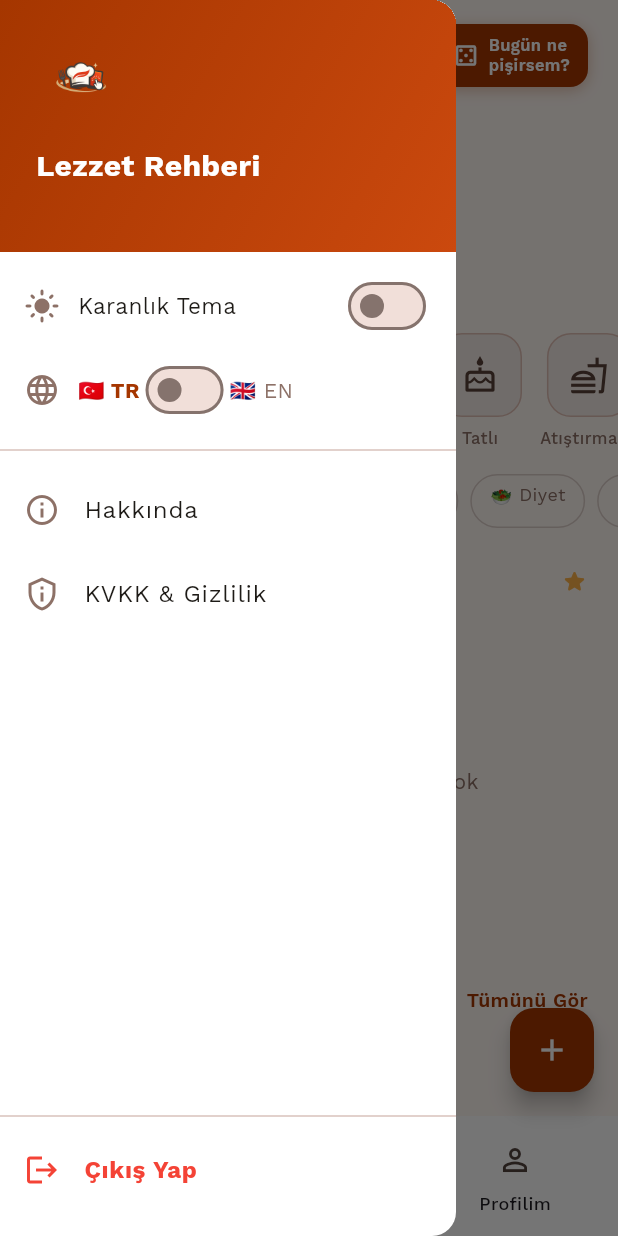
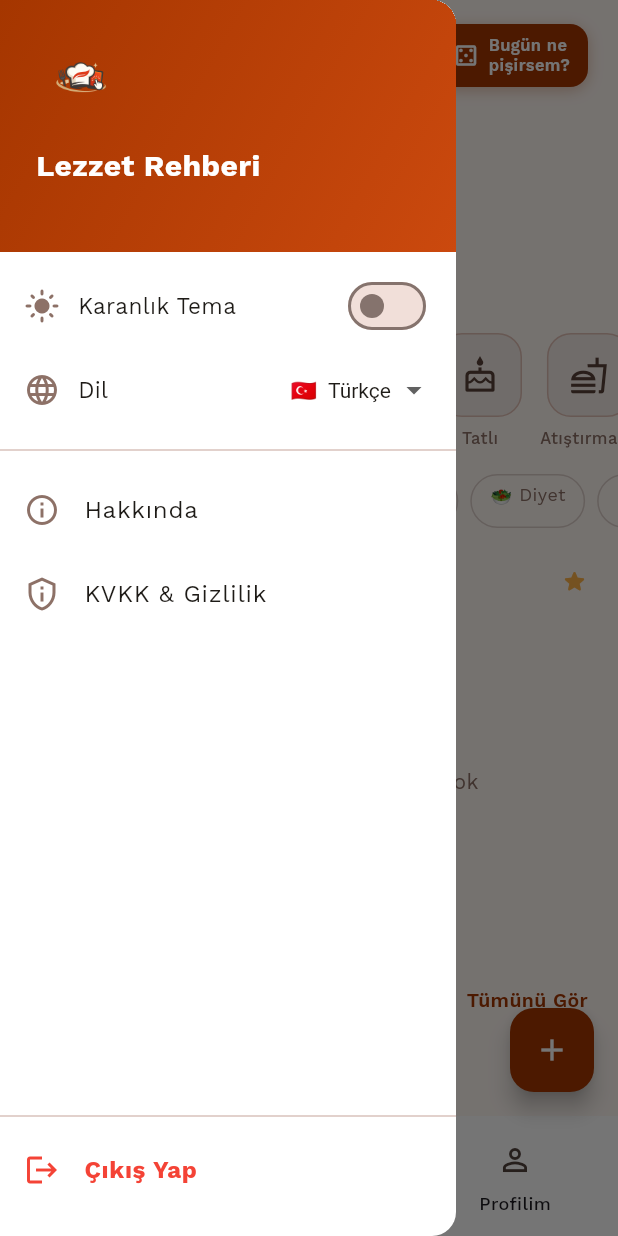
Before and after one commit to mervegndo/recipeApp, a Flutter app: the screen it shows once a user with an empty profile is signed in, with the side drawer open, on a phone screen of 412 x 824 dp. Run offline on Flutter 3.47's test engine with Material 3 defaults, Android fonts, the phone set to English and light mode, and no system bars; our stand-ins replace cached_network_image, cloud_firestore, firebase_auth, firebase_core, firebase_storage, google_fonts and 2 more; accounts and stored records are empty.

Commit message:
Rating count gösterimi eklendi, dil dropdown güncellendi

```diff
--- a/lib/screens/home/home_screen.dart
+++ b/lib/screens/home/home_screen.dart
@@ -131,8 +131,7 @@ class _HomeScreenState extends State<HomeScreen> {
           Navigator.push(
             context,
             MaterialPageRoute(
-              builder: (_) =>
-                  AddRecipeScreen(strings: widget.strings),
+              builder: (_) => AddRecipeScreen(strings: widget.strings),
             ),
           );
         },
@@ -148,8 +147,7 @@ class _HomeScreenState extends State<HomeScreen> {
       child: Column(
         mainAxisAlignment: MainAxisAlignment.center,
         children: [
-          const Icon(Icons.person_outline,
-              size: 80, color: AppColors.textGrey),
+          const Icon(Icons.person_outline, size: 80, color: AppColors.textGrey),
           const SizedBox(height: 16),
           Text(
             widget.strings.isEnglish
@@ -203,8 +201,7 @@ class _HomeScreenState extends State<HomeScreen> {
                     widget.isGuest
                         ? (s.isEnglish ? 'Guest' : 'Misafir')
                         : (FirebaseAuth.instance.currentUser?.email ?? ''),
-                    style: const TextStyle(
-                        color: Colors.white70, fontSize: 13),
+                    style: const TextStyle(color: Colors.white70, fontSize: 13),
                   ),
                 ],
               ),
@@ -228,7 +225,6 @@ class _HomeScreenState extends State<HomeScreen> {
                   );
                 },
               ),
-
 
             // Dark tema toggle
             Padding(
@@ -257,7 +253,7 @@ class _HomeScreenState extends State<HomeScreen> {
               ),
             ),
 
-            // Dil toggle
+            // Dil seçeneği — dropdown
             Padding(
               padding: const EdgeInsets.symmetric(horizontal: 16, vertical: 4),
               child: Row(
@@ -267,34 +263,50 @@ class _HomeScreenState extends State<HomeScreen> {
                           ? AppColors.darkTextGrey
                           : AppColors.textGrey),
                   const SizedBox(width: 12),
-                  Text('🇹🇷 TR',
+                  Expanded(
+                    child: Text(
+                      s.language,
                       style: TextStyle(
-                        color: !s.isEnglish
-                            ? AppColors.primary
-                            : (isDark
-                            ? AppColors.darkTextGrey
-                            : AppColors.textGrey),
-                        fontWeight: !s.isEnglish
-                            ? FontWeight.bold
-                            : FontWeight.normal,
-                      )),
-                  Switch(
+                          color: isDark
+                              ? AppColors.darkTextDark
+                              : AppColors.textDark,
+                          fontSize: 15),
+                    ),
+                  ),
+                  DropdownButton<bool>(
                     value: s.isEnglish,
-                    activeColor: AppColors.primary,
-                    onChanged: (_) =>
-                        RecipeApp.of(context)?.toggleLanguage(),
+                    underline: const SizedBox(),
+                    dropdownColor:
+                    isDark ? AppColors.darkCard : Colors.white,
+                    style: TextStyle(
+                        color: isDark
+                            ? AppColors.darkTextDark
+                            : AppColors.textDark,
+                        fontSize: 14),
+                    items: [
+                      DropdownMenuItem(
+                        value: false,
+                        child: Row(children: [
+                          const Text('🇹🇷 '),
+                          const SizedBox(width: 4),
+                          const Text('Türkçe'),
+                        ]),
+                      ),
+                      DropdownMenuItem(
+                        value: true,
+                        child: Row(children: [
+                          const Text('🇬🇧 '),
+                          const SizedBox(width: 4),
+                          const Text('English'),
+                        ]),
+                      ),
+                    ],
+                    onChanged: (val) {
+                      if (val != s.isEnglish) {
+                        RecipeApp.of(context)?.toggleLanguage();
+                      }
+                    },
                   ),
-                  Text('🇬🇧 EN',
-                      style: TextStyle(
-                        color: s.isEnglish
-                            ? AppColors.primary
-                            : (isDark
-                            ? AppColors.darkTextGrey
-                            : AppColors.textGrey),
-                        fontWeight: s.isEnglish
-                            ? FontWeight.bold
-                            : FontWeight.normal,
-                      )),
                 ],
               ),
             ),
@@ -326,11 +338,11 @@ class _HomeScreenState extends State<HomeScreen> {
                   context: context,
                   builder: (_) => AlertDialog(
                     title: Text(s.privacy),
-                    content: const SingleChildScrollView(
+                    content: SingleChildScrollView(
                       child: Text(
-                        'Bu uygulama, kullanıcıların yemek tariflerini paylaşması amacıyla geliştirilmiştir. '
-                            'Kişisel verileriniz yalnızca uygulama işlevleri için kullanılmakta olup '
-                            'üçüncü şahıslarla paylaşılmamaktadır.',
+                        s.isEnglish
+                            ? 'This application was developed for users to share food recipes. Your personal data is used only for application functions and is not shared with third parties.'
+                            : 'Bu uygulama, kullanıcıların yemek tariflerini paylaşması amacıyla geliştirilmiştir. Kişisel verileriniz yalnızca uygulama işlevleri için kullanılmakta olup üçüncü şahıslarla paylaşılmamaktadır.',
                       ),
                     ),
                     actions: [
@@ -392,8 +404,7 @@ class _HomeScreenState extends State<HomeScreen> {
           style: TextStyle(
             color: color ??
                 (isDark ? AppColors.darkTextDark : AppColors.textDark),
-            fontWeight:
-            color != null ? FontWeight.bold : FontWeight.normal,
+            fontWeight: color != null ? FontWeight.bold : FontWeight.normal,
           )),
       onTap: onTap,
     );
@@ -424,7 +435,6 @@ class _HomeTabState extends State<_HomeTab> {
   final _recipeService = RecipeService();
   String _selectedCategory = 'all';
   String _selectedDietTag = 'all';
-  String _sortBy = 'newest';
 
   final List<Map<String, dynamic>> _categoryIcons = [
     {'key': 'all', 'label': 'Tümü', 'labelEn': 'All', 'icon': Icons.restaurant_menu},
@@ -482,22 +492,27 @@ class _HomeTabState extends State<_HomeTab> {
                         width: 42,
                         height: 42,
                         decoration: BoxDecoration(
-                          color: isDark ? AppColors.darkCard : AppColors.surfaceContainer,
+                          color: isDark
+                              ? AppColors.darkCard
+                              : AppColors.surfaceContainer,
                           borderRadius: BorderRadius.circular(12),
                           border: Border.all(
-                            color: isDark ? const Color(0xFF3D3530) : AppColors.outline,
+                            color: isDark
+                                ? const Color(0xFF3D3530)
+                                : AppColors.outline,
                           ),
                         ),
                         child: Icon(
                           Icons.menu_rounded,
-                          color: isDark ? AppColors.darkTextDark : AppColors.textDark,
+                          color: isDark
+                              ? AppColors.darkTextDark
+                              : AppColors.textDark,
                           size: 22,
                         ),
                       ),
                     ),
                   ),
 
-                  // Logo + isim ortada
                   Row(
                     children: [
                       Image.asset(
@@ -530,7 +545,8 @@ class _HomeTabState extends State<_HomeTab> {
                       ),
                     ),
                     child: Container(
-                      padding: const EdgeInsets.symmetric(horizontal: 12, vertical: 8),
+                      padding: const EdgeInsets.symmetric(
+                          horizontal: 12, vertical: 8),
                       decoration: BoxDecoration(
                         color: AppColors.primary,
                         borderRadius: BorderRadius.circular(12),
@@ -545,10 +561,13 @@ class _HomeTabState extends State<_HomeTab> {
                       child: Row(
                         mainAxisSize: MainAxisSize.min,
                         children: [
-                          const Icon(Icons.casino_outlined, color: Colors.white, size: 18),
+                          const Icon(Icons.casino_outlined,
+                              color: Colors.white, size: 18),
                           const SizedBox(width: 6),
                           Text(
-                            s.isEnglish ? 'What to\nCook?' : 'Bugün ne\npişirsem?',
+                            s.isEnglish
+                                ? 'What to\nCook?'
+                                : 'Bugün ne\npişirsem?',
                             style: const TextStyle(
                               color: Colors.white,
                               fontSize: 11,
@@ -580,9 +599,8 @@ class _HomeTabState extends State<_HomeTab> {
                         : 'Merhaba, ${FirebaseAuth.instance.currentUser?.displayName ?? 'Şef'} 👋'),
                     style: TextStyle(
                       fontSize: 13,
-                      color: isDark
-                          ? AppColors.darkTextGrey
-                          : AppColors.textGrey,
+                      color:
+                      isDark ? AppColors.darkTextGrey : AppColors.textGrey,
                     ),
                   ),
                   const SizedBox(height: 4),
@@ -593,9 +611,8 @@ class _HomeTabState extends State<_HomeTab> {
                     style: TextStyle(
                       fontSize: 26,
                       fontWeight: FontWeight.w700,
-                      color: isDark
-                          ? AppColors.darkTextDark
-                          : AppColors.textDark,
+                      color:
+                      isDark ? AppColors.darkTextDark : AppColors.textDark,
                       height: 1.2,
                       letterSpacing: -0.5,
                     ),
@@ -658,8 +675,8 @@ class _HomeTabState extends State<_HomeTab> {
                               boxShadow: isSelected
                                   ? [
                                 BoxShadow(
-                                  color: AppColors.primary
-                                      .withOpacity(0.3),
+                                  color:
+                                  AppColors.primary.withOpacity(0.3),
                                   blurRadius: 8,
                                   offset: const Offset(0, 4),
                                 )
@@ -710,16 +727,20 @@ class _HomeTabState extends State<_HomeTab> {
                 scrollDirection: Axis.horizontal,
                 padding: const EdgeInsets.fromLTRB(20, 4, 20, 0),
                 children: [
-                  _buildDietChip('all',
-                      s.isEnglish ? '🍽️ All' : '🍽️ Hepsi', isDark),
-                  _buildDietChip('vegetarian',
-                      s.isEnglish ? '🥦 Vegetarian' : '🥦 Vejetaryen', isDark),
+                  _buildDietChip(
+                      'all', s.isEnglish ? '🍽️ All' : '🍽️ Hepsi', isDark),
+                  _buildDietChip(
+                      'vegetarian',
+                      s.isEnglish ? '🥦 Vegetarian' : '🥦 Vejetaryen',
+                      isDark),
                   _buildDietChip('vegan', '🌱 Vegan', isDark),
                   _buildDietChip('diet',
                       s.isEnglish ? '🥗 Diet' : '🥗 Diyet', isDark),
                   _buildDietChip('protein', '💪 Protein', isDark),
-                  _buildDietChip('carb',
-                      s.isEnglish ? '🍞 Carbs' : '🍞 Karbonhidrat', isDark),
+                  _buildDietChip(
+                      'carb',
+                      s.isEnglish ? '🍞 Carbs' : '🍞 Karbonhidrat',
+                      isDark),
                 ],
               ),
             ),
@@ -737,9 +758,8 @@ class _HomeTabState extends State<_HomeTab> {
                     style: TextStyle(
                       fontSize: 16,
                       fontWeight: FontWeight.w700,
-                      color: isDark
-                          ? AppColors.darkTextDark
-                          : AppColors.textDark,
+                      color:
+                      isDark ? AppColors.darkTextDark : AppColors.textDark,
                     ),
                   ),
                   const Icon(Icons.star_rounded,
@@ -764,7 +784,8 @@ class _HomeTabState extends State<_HomeTab> {
                         s.isEnglish
                             ? 'No rated recipes yet'
                             : 'Henüz değerlendirilmiş tarif yok',
-                        style: const TextStyle(color: AppColors.textGrey),
+                        style:
+                        const TextStyle(color: AppColors.textGrey),
                       ),
                     );
                   }
@@ -844,16 +865,23 @@ class _HomeTabState extends State<_HomeTab> {
                                             size: 13),
                                         const SizedBox(width: 4),
                                         Text(
-                                          recipe.averageRating
-                                              .toStringAsFixed(1),
+                                          recipe.averageRating.toStringAsFixed(1),
                                           style: TextStyle(
                                             fontSize: 12,
                                             fontWeight: FontWeight.w600,
-                                            color: isDark
-                                                ? AppColors.darkTextGrey
-                                                : AppColors.textGrey,
+                                            color: isDark ? AppColors.darkTextGrey : AppColors.textGrey,
                                           ),
                                         ),
+                                        if (recipe.ratingCount > 0) ...[
+                                          const SizedBox(width: 2),
+                                          Text(
+                                            '(${recipe.ratingCount})',
+                                            style: TextStyle(
+                                              fontSize: 11,
+                                              color: isDark ? AppColors.darkTextGrey : AppColors.textGrey,
+                                            ),
+                                          ),
+                                        ],
                                         const SizedBox(width: 8),
                                         Icon(Icons.access_time_outlined,
                                             size: 12,
@@ -898,9 +926,8 @@ class _HomeTabState extends State<_HomeTab> {
                     style: TextStyle(
                       fontSize: 16,
                       fontWeight: FontWeight.w700,
-                      color: isDark
-                          ? AppColors.darkTextDark
-                          : AppColors.textDark,
+                      color:
+                      isDark ? AppColors.darkTextDark : AppColors.textDark,
                     ),
                   ),
                   Text(
@@ -997,8 +1024,7 @@ class _HomeTabState extends State<_HomeTab> {
         onTap: () => setState(() => _selectedDietTag = key),
         child: AnimatedContainer(
           duration: const Duration(milliseconds: 200),
-          padding:
-          const EdgeInsets.symmetric(horizontal: 12, vertical: 4),
+          padding: const EdgeInsets.symmetric(horizontal: 12, vertical: 4),
           decoration: BoxDecoration(
             color: isSelected
                 ? AppColors.primary.withOpacity(0.12)
@@ -1015,11 +1041,8 @@ class _HomeTabState extends State<_HomeTab> {
             style: TextStyle(
               color: isSelected
                   ? AppColors.primary
-                  : (isDark
-                  ? AppColors.darkTextGrey
-                  : AppColors.textGrey),
-              fontWeight:
-              isSelected ? FontWeight.bold : FontWeight.normal,
+                  : (isDark ? AppColors.darkTextGrey : AppColors.textGrey),
+              fontWeight: isSelected ? FontWeight.bold : FontWeight.normal,
               fontSize: 12,
             ),
           ),
--- a/pubspec.yaml
+++ b/pubspec.yaml
@@ -22,7 +22,7 @@ dependencies:
   cached_network_image: ^3.3.1
   cupertino_icons: ^1.0.6
   uuid: ^4.3.3
-  shared_preferences: ^2.2.2
+  shared_preferences: ^2.5.5
   http: ^1.2.0
   intl: ^0.19.0
 
```
Also changed, not shown: lib/widgets/recipe_card.dart (+10 -0 lines).
